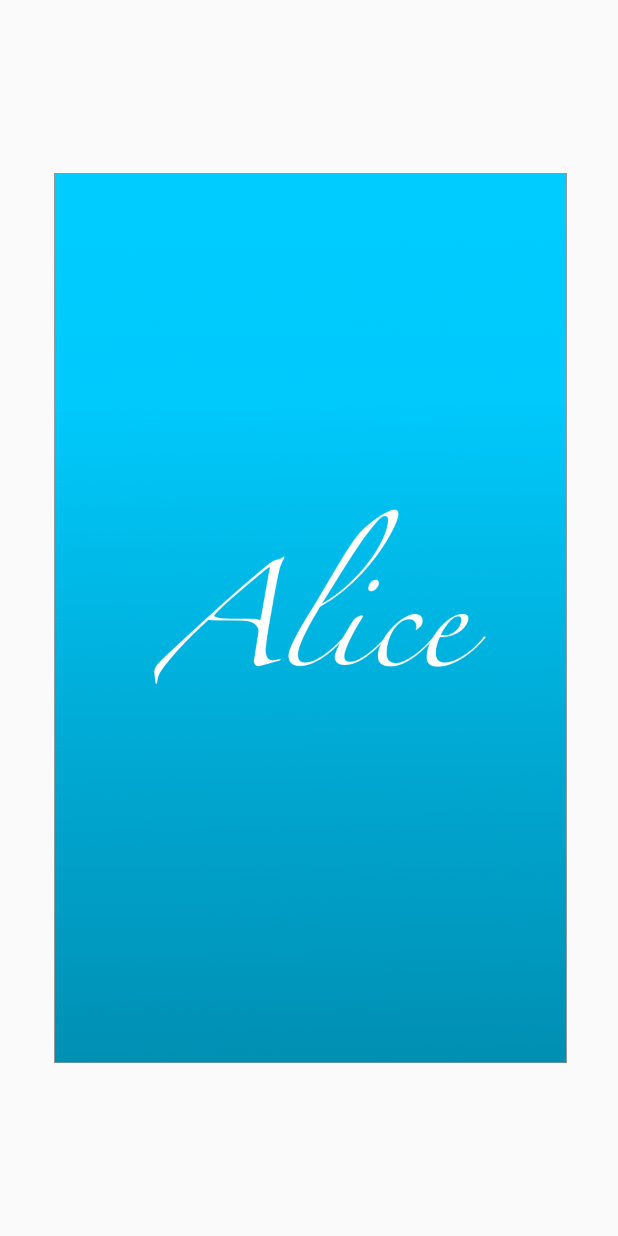
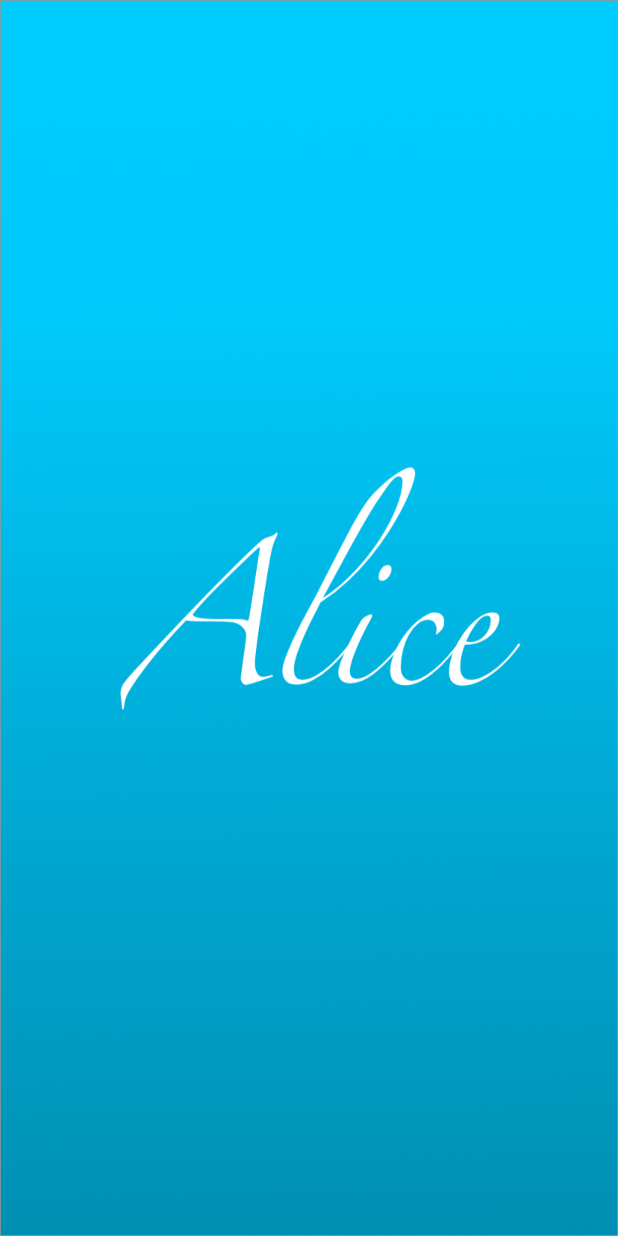
Before and after one commit to AletOne/Alice, an Android app: the screen it shows after launch (SplashScreen), on a phone screen of 412 x 824 dp. Run offline under Robolectric (Android 15) with nearby library versions, the phone set to English and light mode, and no system bars.

Commit message:
with good Splash screen

```diff
--- a/app/src/main/java/com/example/wang/alice/SplashScreen.java
+++ b/app/src/main/java/com/example/wang/alice/SplashScreen.java
@@ -1,8 +1,10 @@
 package com.example.wang.alice;
 
 import android.content.Intent;
+import android.os.Build;
 import android.os.Bundle;
 import android.support.v7.app.AppCompatActivity;
+import android.view.WindowManager;
 
 public class SplashScreen extends AppCompatActivity {
 
@@ -10,6 +12,14 @@ public class SplashScreen extends AppCompatActivity {
     protected void onCreate(Bundle savedInstanceState) {
         super.onCreate(savedInstanceState);
         setContentView(R.layout.activity_splash_screen);
+
+        if (Build.VERSION.SDK_INT >= Build.VERSION_CODES.KITKAT){
+            //translucent status
+            getWindow().addFlags(WindowManager.LayoutParams.FLAG_TRANSLUCENT_STATUS);
+            //translucent navigation
+            getWindow().addFlags(WindowManager.LayoutParams.FLAG_TRANSLUCENT_NAVIGATION);
+
+        }
 
         Thread myThread = new Thread() {
             @Override
--- a/app/src/main/res/layout/activity_main.xml
+++ b/app/src/main/res/layout/activity_main.xml
@@ -4,6 +4,7 @@
     xmlns:tools="http://schemas.android.com/tools"
     android:layout_width="match_parent"
     android:layout_height="match_parent"
+    android:background="@color/colorPrimary"
     tools:context="com.example.wang.alice.MainActivity">
 
 
--- a/app/src/main/res/layout/activity_splash_screen.xml
+++ b/app/src/main/res/layout/activity_splash_screen.xml
@@ -1,21 +1,24 @@
 <?xml version="1.0" encoding="utf-8"?>
-<android.support.constraint.ConstraintLayout xmlns:android="http://schemas.android.com/apk/res/android"
+<FrameLayout xmlns:android="http://schemas.android.com/apk/res/android"
     xmlns:app="http://schemas.android.com/apk/res-auto"
     xmlns:tools="http://schemas.android.com/tools"
     android:layout_width="match_parent"
     android:layout_height="match_parent"
+    android:background="@drawable/splash"
     tools:context="com.example.wang.alice.SplashScreen">
 
-    <ImageView
-        android:layout_width="427dp"
-        android:layout_height="593dp"
-        android:layout_marginBottom="8dp"
-        android:layout_marginEnd="8dp"
-        android:layout_marginStart="8dp"
-        android:layout_marginTop="8dp"
-        android:src="@drawable/splash"
-        app:layout_constraintBottom_toBottomOf="parent"
-        app:layout_constraintEnd_toEndOf="parent"
-        app:layout_constraintStart_toStartOf="parent"
-        app:layout_constraintTop_toTopOf="parent" />
-</android.support.constraint.ConstraintLayout>
+    <!--<ImageView-->
+        <!--android:layout_width="match_parent"-->
+        <!--android:layout_height="match_parent"-->
+        <!--android:layout_marginBottom="0dp"-->
+        <!--android:layout_marginEnd="0dp"-->
+        <!--android:layout_marginStart="0dp"-->
+        <!--android:layout_marginTop="0dp"-->
+        <!--android:src="@drawable/splash"-->
+        <!--app:layout_constraintBottom_toBottomOf="parent"-->
+        <!--app:layout_constraintEnd_toEndOf="parent"-->
+        <!--app:layout_constraintStart_toStartOf="parent"-->
+        <!--app:layout_constraintTop_toTopOf="parent"-->
+        <!--android:fitsSystemWindows="true"-->
+        <!--/>-->
+</FrameLayout>
```
Also changed, not shown: app/src/main/AndroidManifest.xml (+8 -3 lines), app/src/main/res/values/styles.xml (+8 -0 lines), 48 other files.
